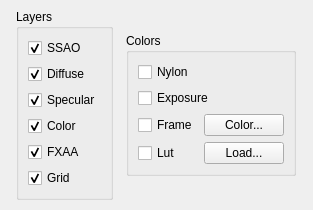
First picture: the form in PerryEditor/renderingoptions.ui, repository APerricone/PerryEngine, before the edit.
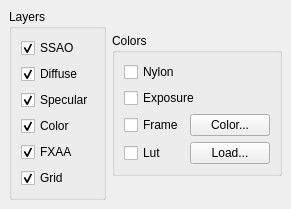
Second picture: the form after the edit.

What changed in the file:
```diff
--- a/PerryEditor/renderingoptions.ui
+++ b/PerryEditor/renderingoptions.ui
@@ -2,14 +2,6 @@
 <ui version="4.0">
  <class>QRenderingOptions</class>
  <widget class="QDockWidget" name="QRenderingOptions">
-  <property name="geometry">
-   <rect>
-    <x>0</x>
-    <y>0</y>
-    <width>313</width>
-    <height>210</height>
-   </rect>
-  </property>
   <property name="locale">
    <locale language="English" country="UnitedStates"/>
   </property>
```
Left out of the diff: 2 changed lines with no effect on the pictures.
